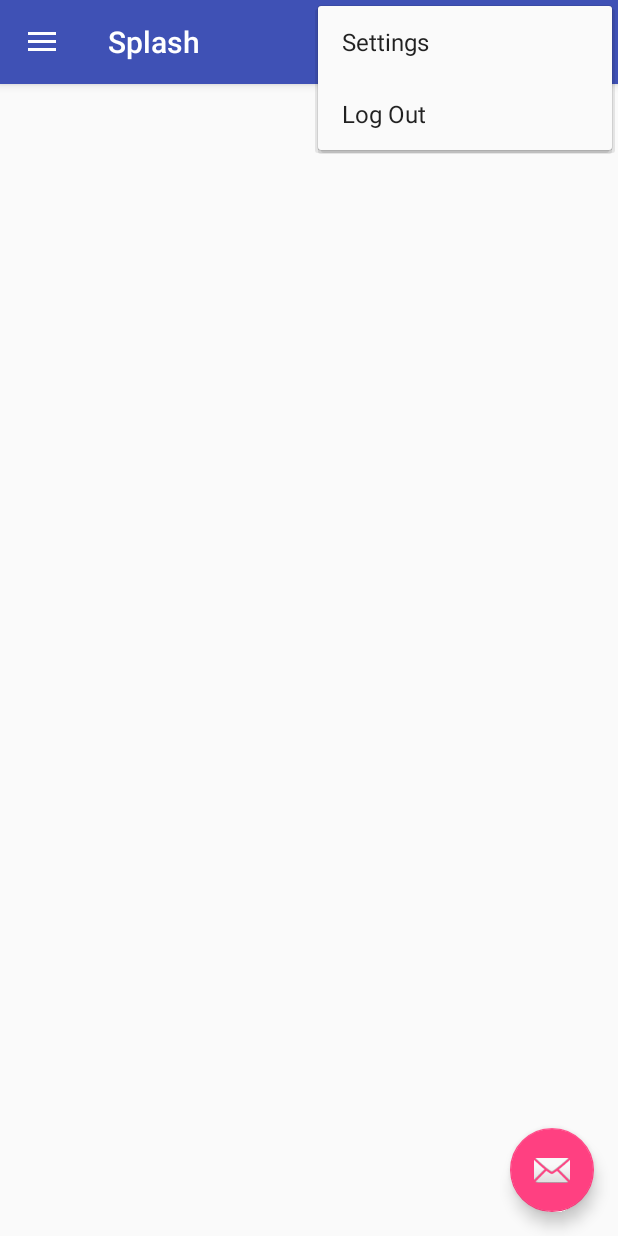
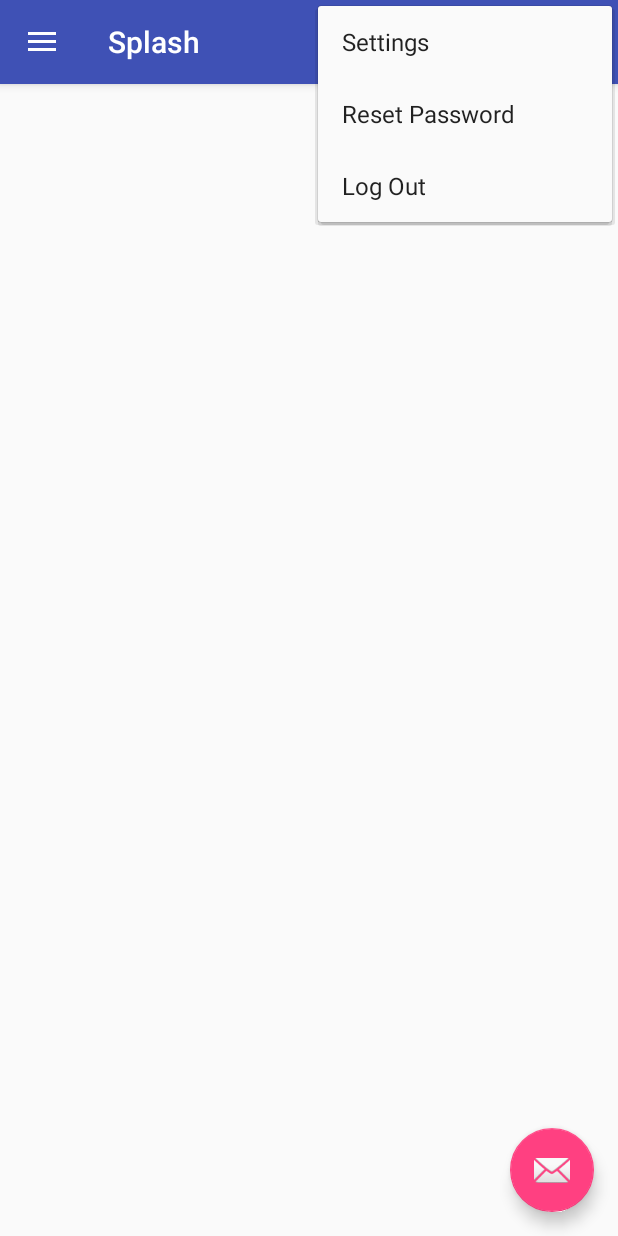
Before and after one commit to Kinuthia254/Splash, an Android app: the MainActivity screen opened directly, with no data from a screen before it, with the options menu open, on a phone screen of 412 x 824 dp. Run offline under Robolectric (Android 15) with nearby library versions, the phone set to English and light mode, and no system bars.

```diff
--- a/app/src/main/java/example/vinek/com/splash/MainActivity.java
+++ b/app/src/main/java/example/vinek/com/splash/MainActivity.java
@@ -93,11 +93,11 @@ public class MainActivity extends AppCompatActivity
 
         } else if (id == R.id.requisitions) {
 
+        } else if (id == R.id.library) {
+
         } else if (id == R.id.hostels) {
 
         } else if (id == R.id.clearance_request) {
-
-        } else if (id == R.id.reset_password) {
 
         } else if (id == R.id.nav_administration) {
 
--- a/app/src/main/res/layout/splashscreen_activity.xml
+++ b/app/src/main/res/layout/splashscreen_activity.xml
@@ -13,7 +13,7 @@
         android:textColor="#FFD700"
         android:textStyle="italic"
         android:textSize="49sp"
-        android:layout_width="wrap_content"
+        android:layout_width="match_parent"
         android:layout_height="wrap_content"
         android:id="@+id/comrade" />
 </LinearLayout>
--- a/app/src/main/res/menu/activity_main_drawer.xml
+++ b/app/src/main/res/menu/activity_main_drawer.xml
@@ -11,24 +11,26 @@
             android:icon="@drawable/fee"
             android:title="Financial" />
         <item
+            android:id="@+id/academics"
+            android:icon="@mipmap/splash5"
+            android:title="Academics" />
+        <item
             android:id="@+id/requisitions"
             android:icon="@drawable/acomodation"
             android:title="Requisitions" />
         <item
+            android:id="@+id/library"
+            android:icon="@drawable/acomodation"
+            android:title="Library" />
+        <item
             android:id="@+id/hostels"
             android:icon="@drawable/timetable1"
-            android:title="Hostels"
-            />
+            android:title="Hostels" />
         <item
             android:id="@+id/clearance_request"
-            android:icon="@drawable/timetable1"
-            android:title="Clearance Request"
-            />
-        <item
-            android:id="@+id/reset_password"
-            android:icon="@drawable/timetable1"
-            android:title="Reset Password"
-            />
+            android:icon="@drawable/ic_action_awaited"
+            android:title="Clearance Request" />
+
     </group>
 
     <item android:title="Communicate">
@@ -39,11 +41,11 @@
                 android:title="Administration" />
             <item
                 android:id="@+id/nav_dean"
-                android:icon="@drawable/deanofstudents"
+                android:icon="@drawable/ic_action_name"
                 android:title="Dean of Students" />
             <item
                 android:id="@+id/nav_department"
-                android:icon="@drawable/ic_menu_send"
+                android:icon="@drawable/test"
                 android:title="Departments" />
         </menu>
     </item>
@@ -52,11 +54,11 @@
             <item
                 android:id="@+id/nav_facebook"
                 android:icon="@drawable/facebook"
-                android:title="Facebook"/>
+                android:title="Facebook" />
             <item
                 android:id="@+id/nav_twitter"
                 android:icon="@drawable/tiwitter"
-                android:title="Twitter"/>
+                android:title="Twitter" />
 
         </menu>
     </item>
--- a/app/src/main/res/menu/main.xml
+++ b/app/src/main/res/menu/main.xml
@@ -7,9 +7,15 @@
         android:title="@string/action_settings"
         app:showAsAction="never" />
     <item
+        android:id="@+id/reset_password"
+        android:title="@string/reset_password"
+        android:orderInCategory="100"
+        app:showAsAction="never"/>
+    <item
         android:id="@+id/log_out"
         android:title="@string/log_out"
         android:orderInCategory="100"
         app:showAsAction="never"/>
 
+
 </menu>
--- a/app/src/main/res/values/strings.xml
+++ b/app/src/main/res/values/strings.xml
@@ -15,4 +15,5 @@
     <string name="id">ID No</string>
     <string name="login">Login</string>
     <string name="karibu">Karibu Comrade</string>
+    <string name="reset_password">Reset Password</string>
 </resources>
```
